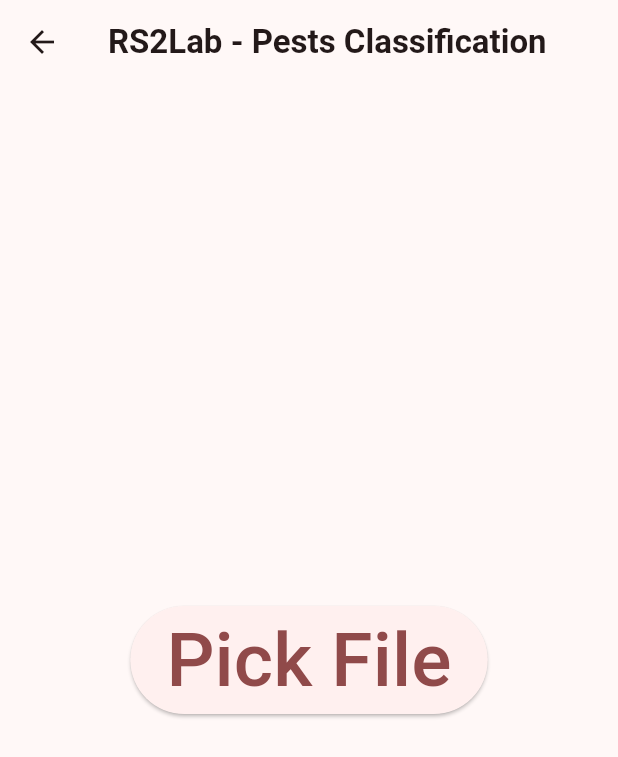
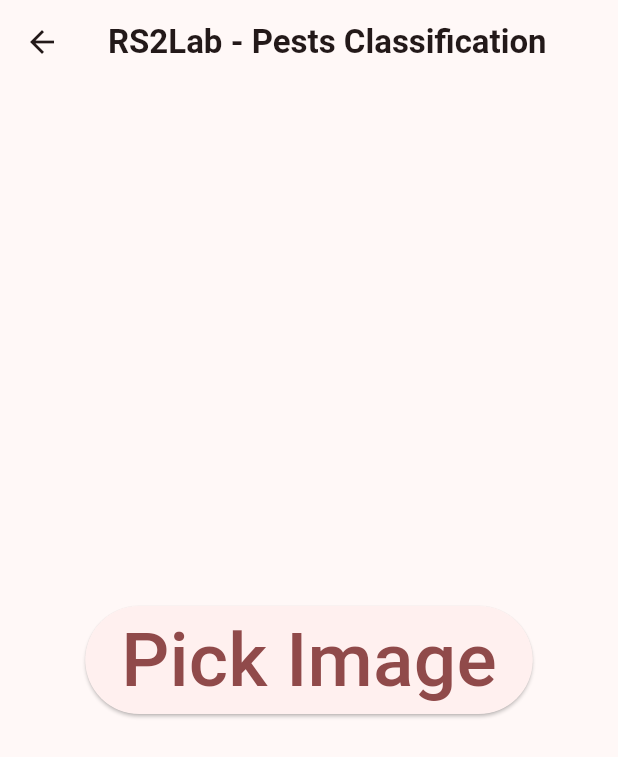
Before and after one commit to anaximeno/ai4d_pests_app, a Flutter app: the ClassificationPage screen opened by its route, on a phone screen of 412 x 824 dp. Shown: the top 757 px of the screen. Run offline on Flutter 3.47's test engine with Material 3 defaults, Android fonts, the light colour scheme and no system bars; our stand-ins replace file_picker, get.

Commit message:
feat: add alert dialog to alert user to select a valid file

```diff
--- a/lib/domain/controllers/classification.dart
+++ b/lib/domain/controllers/classification.dart
@@ -1,6 +1,6 @@
-import 'dart:developer';
 import 'dart:io';
 
+import 'package:ai4d_pests_app/ui/components/basic_alert_dialog.dart';
 import 'package:file_picker/file_picker.dart';
 import 'package:get/get.dart';
 
@@ -19,10 +19,16 @@ class ClassificationController extends GetxController {
       allowedExtensions: ["jpg"],
     );
 
-    if (result != null) {
+    if (result != null && result.files.single.extension == 'jpg') {
       file = File(result.files.single.path!);
     } else {
-      log("File not picked by the user!");
+      Get.dialog(
+        BasicAlertDialog(
+          title: "Attention!",
+          description: "Please select valid '.jpg' image file.",
+          onOk: Get.back,
+        ),
+      );
     }
   }
 }
--- a/lib/ui/pages/classification/classification.dart
+++ b/lib/ui/pages/classification/classification.dart
@@ -18,9 +18,13 @@ class ClassificationPage extends GetView<ClassificationController> {
           mainAxisAlignment: MainAxisAlignment.center,
           crossAxisAlignment: CrossAxisAlignment.center,
           children: [
-            BigButton(
-              text: "Pick File",
-              onClik: controller.pickFile,
+            Obx(
+              () => controller.file == null
+                  ? BigButton(
+                      text: "Pick Image",
+                      onClik: controller.pickFile,
+                    )
+                  : Image.file(controller.file!),
             ),
           ],
         ),
--- a/pubspec.yaml
+++ b/pubspec.yaml
@@ -37,6 +37,7 @@ dependencies:
   cupertino_icons: ^1.0.2
   get: ^4.6.6
   file_picker: ^6.1.1
+  http: ^1.1.0
 
 dev_dependencies:
   flutter_test:
```
Also changed, not shown: lib/ui/components/basic_alert_dialog.dart (added, +39 -0 lines), pubspec.lock.
